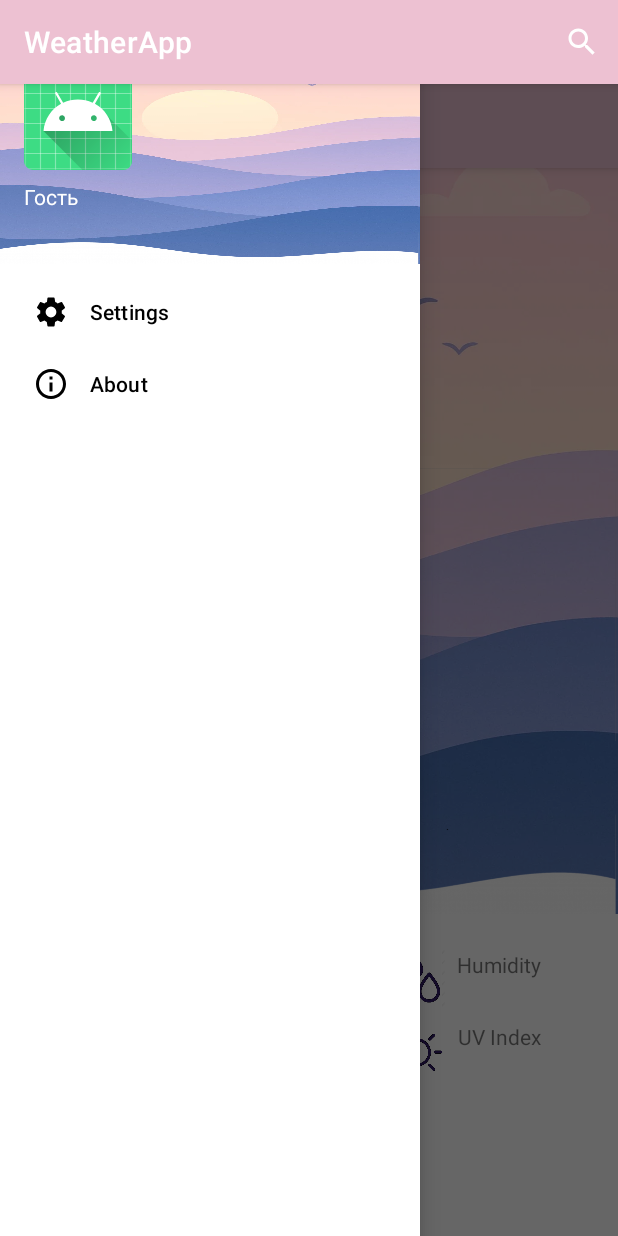
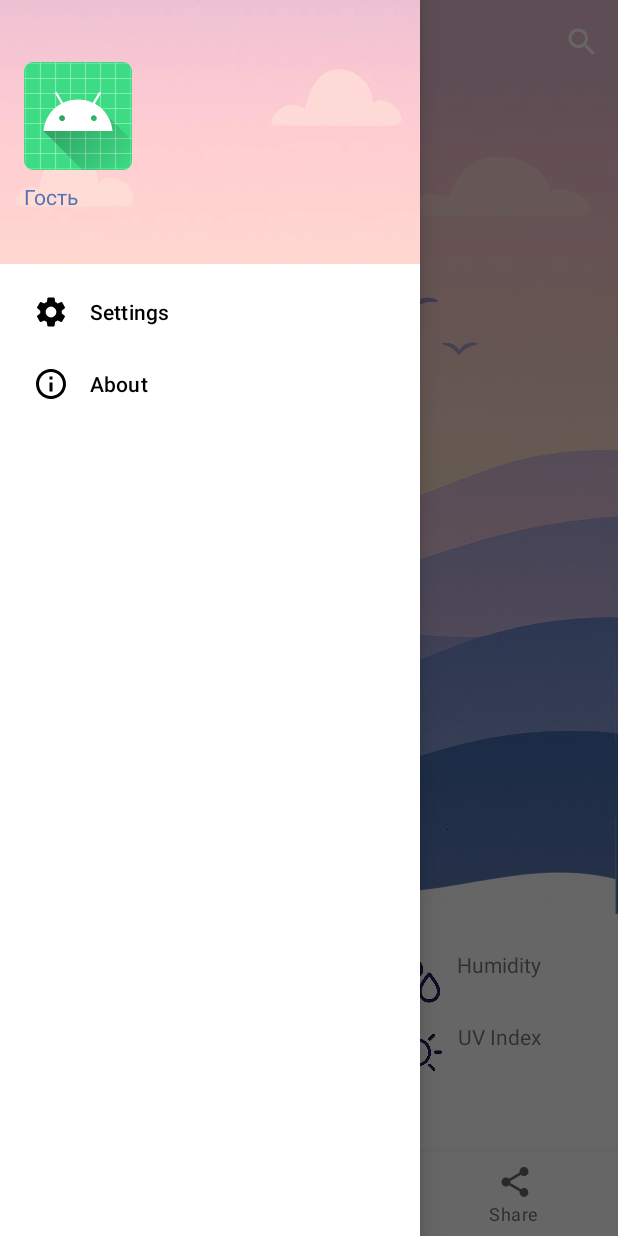
Before and after one commit to rekuiemuu/weather_mobile_app, an Android app: the screen it shows after launch (MainActivity), with the side drawer open, on a phone screen of 412 x 824 dp. Run offline under Robolectric (Android 15) with nearby library versions, the phone set to English and light mode, and no system bars; our stand-ins replace Dagger/Hilt's generated code, Firebase (no records; nobody signed in at launch, a user with empty details on screens opened directly), navigation-ui; 3 statements that could not run were skipped.

Commit message:
some fix

```diff
--- a/app/src/main/java/com/example/weather_app/MainActivity.java
+++ b/app/src/main/java/com/example/weather_app/MainActivity.java
@@ -90,7 +90,7 @@ public class MainActivity extends AppCompatActivity {
         viewModel = new ViewModelProvider(this).get(ForecastViewModel.class);
 
         // 6) Настраиваем BottomNavigationView и привязываем его к NavController
-        BottomNavigationView bottomNav = findViewById(R.id.nav_view);
+        BottomNavigationView bottomNav = findViewById(R.id.bottom_nav);
 
         AppBarConfiguration appBarConfiguration =
                 new AppBarConfiguration.Builder(navController.getGraph())
--- a/app/src/main/res/layout/activity_main.xml
+++ b/app/src/main/res/layout/activity_main.xml
@@ -7,48 +7,44 @@
     android:layout_height="match_parent"
     android:fitsSystemWindows="true">
 
-    <androidx.coordinatorlayout.widget.CoordinatorLayout
+    <androidx.constraintlayout.widget.ConstraintLayout
         android:id="@+id/container"
         android:layout_width="match_parent"
         android:layout_height="match_parent">
 
-        <com.google.android.material.appbar.AppBarLayout
-            android:layout_width="match_parent"
-            android:layout_height="wrap_content">
-
-            <com.google.android.material.appbar.MaterialToolbar
-                android:id="@+id/toolbar"
-                android:layout_width="match_parent"
-                android:layout_height="?attr/actionBarSize"
-                app:title="Weather"
-                app:elevation="4dp"/>
-        </com.google.android.material.appbar.AppBarLayout>
-
-        <com.google.android.material.bottomnavigation.BottomNavigationView
-            android:id="@+id/nav_view"
+        <com.google.android.material.appbar.MaterialToolbar
+            android:id="@+id/toolbar"
             android:layout_width="0dp"
-            android:layout_height="wrap_content"
-            android:layout_marginStart="0dp"
-            android:layout_marginEnd="0dp"
-            android:background="?android:attr/windowBackground"
-            app:layout_constraintBottom_toBottomOf="parent"
-            app:layout_constraintLeft_toLeftOf="parent"
-            app:layout_constraintRight_toRightOf="parent"
-            app:menu="@menu/bottom_nav_menu" />
+            android:layout_height="?attr/actionBarSize"
+            android:background="?attr/colorPrimary"
+            app:layout_constraintEnd_toEndOf="parent"
+            app:layout_constraintHorizontal_bias="0.0"
+            app:layout_constraintStart_toStartOf="parent"
+            app:layout_constraintTop_toTopOf="parent" />
 
         <androidx.fragment.app.FragmentContainerView
             android:id="@+id/nav_host_fragment"
             android:name="androidx.navigation.fragment.NavHostFragment"
-            android:layout_width="match_parent"
-            android:layout_height="match_parent"
+            android:layout_width="0dp"
+            android:layout_height="0dp"
             app:defaultNavHost="true"
-            app:layout_constraintBottom_toTopOf="@id/nav_view"
-            app:layout_constraintLeft_toLeftOf="parent"
-            app:layout_constraintRight_toRightOf="parent"
-            app:layout_constraintTop_toTopOf="parent"
-            app:navGraph="@navigation/mobile_navigation" />
+            app:navGraph="@navigation/mobile_navigation"
+            app:layout_constraintTop_toBottomOf="@id/toolbar"
+            app:layout_constraintBottom_toTopOf="@id/bottom_nav"
+            app:layout_constraintStart_toStartOf="parent"
+            app:layout_constraintEnd_toEndOf="parent"/>
 
-    </androidx.coordinatorlayout.widget.CoordinatorLayout>
+        <com.google.android.material.bottomnavigation.BottomNavigationView
+            android:id="@+id/bottom_nav"
+            android:layout_width="0dp"
+            android:layout_height="wrap_content"
+            app:menu="@menu/bottom_nav_menu"
+            app:labelVisibilityMode="labeled"
+            app:layout_constraintBottom_toBottomOf="parent"
+            app:layout_constraintStart_toStartOf="parent"
+            app:layout_constraintEnd_toEndOf="parent"/>
+
+    </androidx.constraintlayout.widget.ConstraintLayout>
 
     <com.google.android.material.navigation.NavigationView
         android:id="@+id/navView"
--- a/app/src/main/res/layout/nav_header.xml
+++ b/app/src/main/res/layout/nav_header.xml
@@ -4,7 +4,7 @@
     android:id="@+id/nav_header_root"
     android:layout_width="match_parent"
     android:layout_height="@dimen/nav_header_height"
-    android:background="@drawable/weather_forecast"
+    android:background="@drawable/weather_forecast_smal2l"
     android:gravity="bottom"
     android:orientation="vertical"
     android:paddingLeft="@dimen/activity_horizontal_margin"
@@ -28,11 +28,13 @@
         android:id="@+id/login_acc"
         android:layout_width="match_parent"
         android:layout_height="wrap_content"
+        android:textColor="@color/text_color"
         android:paddingTop="@dimen/nav_header_vertical_spacing"
         android:text="здесь должен быть логин"
         android:textAppearance="@style/TextAppearance.AppCompat.Body1" />
 
     <TextView
+        android:textColor="@color/text_color"
         android:id="@+id/email_acc"
         android:layout_width="wrap_content"
         android:layout_height="wrap_content"
--- a/app/src/main/res/values/themes.xml
+++ b/app/src/main/res/values/themes.xml
@@ -1,26 +1,22 @@
 <resources xmlns:tools="http://schemas.android.com/tools">
-    <!-- Base application theme. -->
-    <style name="Theme.WeatherApp" parent="Theme.MaterialComponents.DayNight.DarkActionBar">
-        <!-- Primary brand color. -->
+    <!--  Base application theme.  -->
+    <style name="Theme.WeatherApp" parent="Theme.MaterialComponents.DayNight.NoActionBar">
+        <!--  Primary brand color.  -->
         <item name="colorPrimary">@color/purple_500</item>
         <item name="colorPrimaryVariant">@color/purple_700</item>
         <item name="colorOnPrimary">@color/white</item>
-        <!-- Secondary brand color. -->
+        <!--  Secondary brand color.  -->
         <item name="colorSecondary">@color/teal_200</item>
         <item name="colorSecondaryVariant">@color/teal_700</item>
         <item name="colorOnSecondary">@color/black</item>
-        <!-- Status bar color. -->
+        <!--  Status bar color.  -->
         <item name="android:statusBarColor">@android:color/transparent</item>
-        <!-- Customize your theme here. -->
+        <!--  Customize your theme here.  -->
     </style>
-
     <style name="Theme.WeatherApp.NoActionBar">
         <item name="windowActionBar">false</item>
         <item name="windowNoTitle">true</item>
     </style>
-
-    <style name="AppTheme.AppBarOverlay" parent="ThemeOverlay.AppCompat.Dark.ActionBar" />
-
-    <style name="AppTheme.PopupOverlay" parent="ThemeOverlay.AppCompat.Light" />
-
+    <style name="AppTheme.AppBarOverlay" parent="ThemeOverlay.AppCompat.Dark.ActionBar"/>
+    <style name="AppTheme.PopupOverlay" parent="ThemeOverlay.AppCompat.Light"/>
 </resources>
```
Also changed, not shown: 2 other files.
